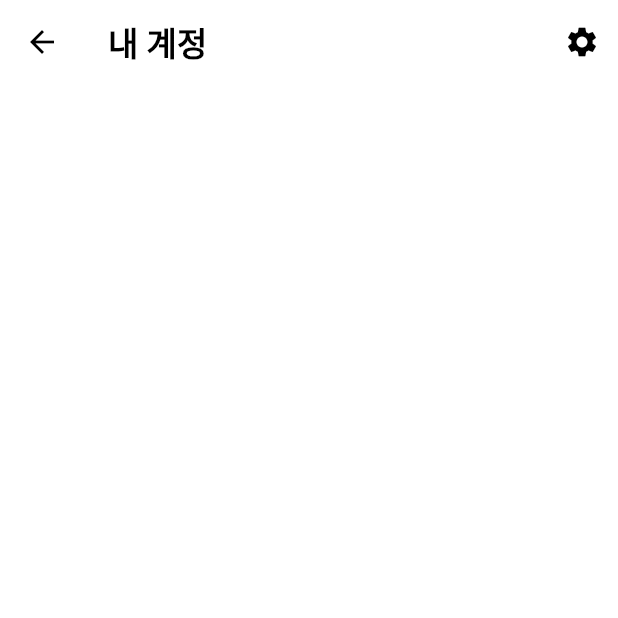
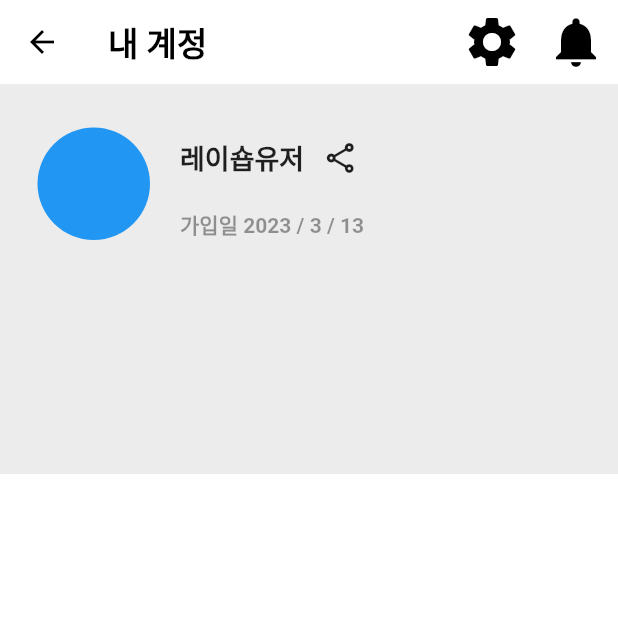
Before and after one commit to AsanHO/rayshop, a Flutter app: the ProfileScreen screen opened directly, on a phone screen of 412 x 824 dp, the top half of it. Run offline on Flutter 3.47's test engine with Material 2 defaults, Android fonts, the phone set to English and light mode, and no system bars; our stand-ins replace firebase_auth, firebase_core, flutter_secure_storage, font_awesome_flutter, image_picker; accounts and stored records are empty.

Commit message:
04/27 item_detail_screen

```diff
--- a/lib/main_navigation/main_navigation_screen.dart
+++ b/lib/main_navigation/main_navigation_screen.dart
@@ -4,6 +4,7 @@ import 'package:rayshop/chats/chats_screen.dart';
 import 'package:rayshop/constants/gaps.dart';
 import 'package:rayshop/constants/sizes.dart';
 import 'package:rayshop/enroll/enroll_screen.dart';
+import 'package:rayshop/home/detail_screen.dart';
 import 'package:rayshop/home/home_screen.dart';
 import 'package:rayshop/main_navigation/widgets/nav_btn.dart';
 import 'package:rayshop/profile/profile_screen.dart';
@@ -65,6 +66,10 @@ class _MainNavigationScreenState extends State<MainNavigationScreen> {
           Offstage(
             offstage: _selectedIndex != 4,
             child: const ProfileScreen(),
+          ),
+          Offstage(
+            offstage: _selectedIndex != 5,
+            child: const DetailScreen(),
           )
         ],
       ),
--- a/lib/profile/profile_screen.dart
+++ b/lib/profile/profile_screen.dart
@@ -1,7 +1,4 @@
 import 'package:flutter/material.dart';
-import 'package:rayshop/auth/auth_fire.dart';
-import 'package:flutter_secure_storage/flutter_secure_storage.dart';
-import 'package:rayshop/auth/main_auth.dart';
 import 'package:rayshop/profile/settings_screen.dart';
 
 class ProfileScreen extends StatefulWidget {
@@ -33,11 +30,75 @@ class _ProfileScreenState extends State<ProfileScreen> {
                 ),
               );
             },
-                icon: const Icon(Icons.settings))
+            icon: const Icon(Icons.settings),
+            iconSize: 40,
+          ),
+          IconButton(
+            onPressed: () {},
+            icon: const Icon(Icons.notifications),
+            iconSize: 40,
+          )
         ],
       ),
       body: Column(
-          children: const [],
-        ));
+        children: [
+          Container(
+            height: 260,
+            decoration: BoxDecoration(color: Colors.grey.withOpacity(0.2)),
+            child: Column(
+              children: [
+                Padding(
+                  padding: const EdgeInsets.all(25),
+                  child: Row(
+                    crossAxisAlignment: CrossAxisAlignment.end,
+                    children: [
+                      Container(
+                        height: 75,
+                        width: 75,
+                        decoration: BoxDecoration(
+                          color: Colors.blue,
+                          borderRadius: BorderRadius.circular(45),
+                        ),
+                      ),
+                      const SizedBox(
+                        width: 20,
+                      ),
+                      Column(
+                        crossAxisAlignment: CrossAxisAlignment.start,
+                        children: [
+                          Row(
+                            mainAxisAlignment: MainAxisAlignment.end,
+                            children: [
+                              const Text(
+                                '레이숍유저',
+                                style: TextStyle(
+                                    fontSize: 18, fontWeight: FontWeight.w600),
+                              ),
+                              IconButton(
+                                  onPressed: () {},
+                                  icon: const Icon(Icons.share_outlined)),
+                            ],
+                          ),
+                          const SizedBox(
+                            height: 10,
+                          ),
+                          Text(
+                            '가입일 2023 / 3 / 13',
+                            style: TextStyle(
+                                fontSize: 14,
+                                fontWeight: FontWeight.w600,
+                                color: Colors.black.withOpacity(0.4)),
+                          ),
+                        ],
+                      ),
+                    ],
+                  ),
+                ),
+              ],
+            ),
+          ),
+        ],
+      ),
+    );
   }
 }
```
Also changed, not shown: lib/home/detail_screen.dart (added, +140 -0 lines), lib/home/home_screen.dart (+14 -4 lines). Lines whose indentation alone changed are shown as unchanged.
